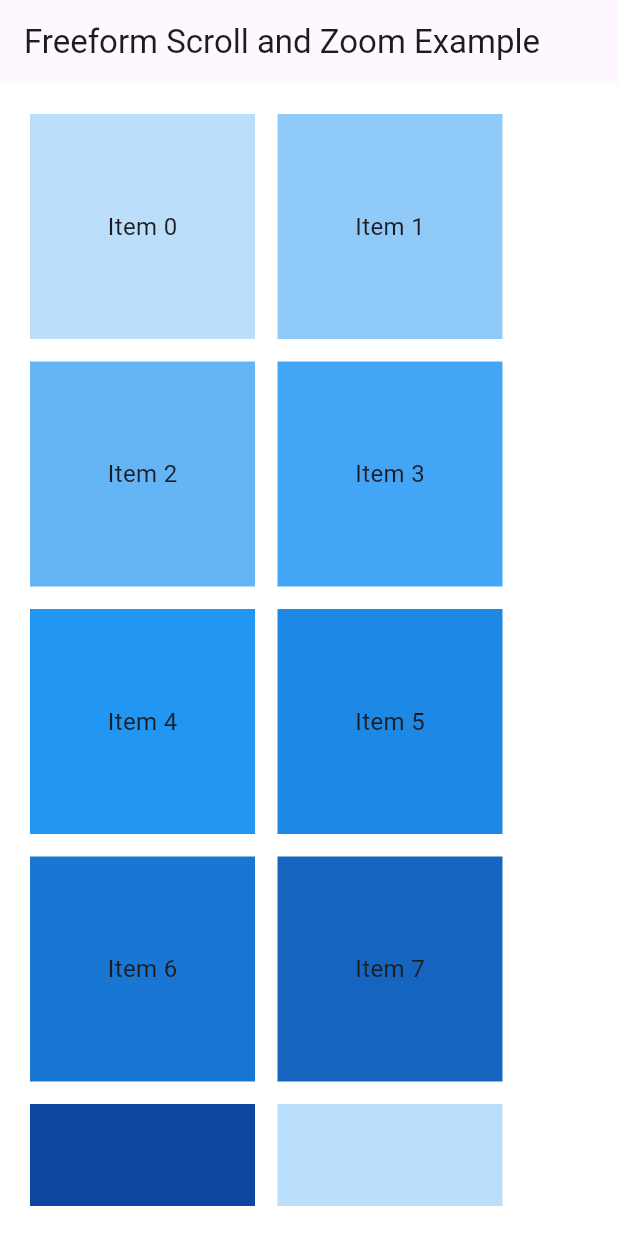
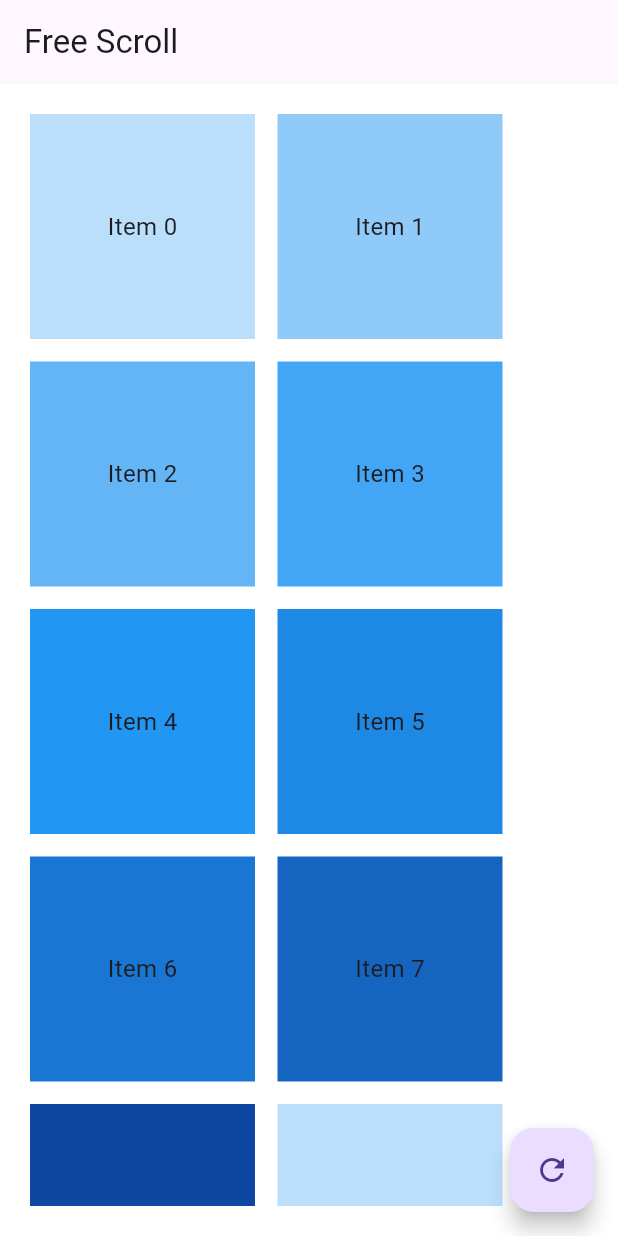
Before and after one commit to fazil-kp/free_scroll, a Flutter app: the screen it shows after launch, on a phone screen of 412 x 824 dp. Run offline on Flutter 3.47's test engine with Material 3 defaults, Android fonts, the phone set to English and light mode, and no system bars.

Commit message:
update 9 files

```diff
--- a/example/lib/main.dart
+++ b/example/lib/main.dart
@@ -1,5 +1,53 @@
 import 'package:flutter/material.dart';
 import 'package:free_scroll/free_scroll.dart';
+
+class FreeScrollScreen extends StatelessWidget {
+  FreeScrollScreen({super.key});
+
+  // Instantiate the FreeScrollManager
+  final FreeScrollManager freeScrollManager = FreeScrollManager();
+
+  @override
+  Widget build(BuildContext context) {
+    return Scaffold(
+      appBar: AppBar(title: const Text("Free Scroll")),
+      body: Stack(
+        children: [
+          FreeScroll(
+            key: freeScrollManager.key,
+            children: [
+              for (int i = 0; i <= 100; i++)
+                Container(
+                  width: 150,
+                  height: 150,
+                  color: Colors.blue[100 * ((i % 9) + 1)],
+                  alignment: Alignment.center,
+                  child: Text('Item $i', style: const TextStyle(fontSize: 16)),
+                )
+            ],
+          ),
+          Positioned(
+            bottom: 16,
+            right: 16,
+            child: FloatingActionButton(
+              onPressed: () {
+                // If you want to reset the view when clicking the button, use this method
+                freeScrollManager.resetView();
+              },
+              child: const Icon(Icons.refresh),
+            ),
+          ),
+        ],
+      ),
+    );
+  }
+}
+
+
+
+
+
+
 
 void main() {
   runApp(const MyApp());
@@ -13,30 +61,7 @@ class MyApp extends StatelessWidget {
     return MaterialApp(
       title: 'Freeform Scroll and Zoom Example',
       theme: ThemeData(primarySwatch: Colors.blue),
-      home: const ExampleScreen(),
+      home: FreeScrollScreen(),
     );
   }
 }
-
-class ExampleScreen extends StatelessWidget {
-  const ExampleScreen({super.key});
-
-  @override
-  Widget build(BuildContext context) {
-    return Scaffold(
-      appBar: AppBar(title: const Text("Freeform Scroll and Zoom Example")),
-      body: FreeScroll(
-        children: [
-          for (int i = 0; i <= 100; i++)
-            Container(
-              width: 150,
-              height: 150,
-              color: Colors.blue[100 * ((i % 9) + 1)],
-              alignment: Alignment.center,
-              child: Text('Item $i', style: const TextStyle(fontSize: 16)),
-            )
-        ],
-      ),
-    );
-  }
-}
--- a/lib/free_scroll.dart
+++ b/lib/free_scroll.dart
@@ -1,13 +1,12 @@
 import 'package:flutter/gestures.dart';
 import 'package:flutter/material.dart';
-import 'package:flutter_hooks/flutter_hooks.dart';
 
 /// A widget that enables freeform scrolling and zooming of widgets within a constrained area.
 ///
 /// The `FreeScroll` widget allows users to zoom in/out and scroll the content freely. The widget
 /// supports pinch-to-zoom gestures as well as pointer scroll events for zooming. It also provides
 /// customizable padding, spacing, and other layout configurations.
-class FreeScroll extends HookWidget {
+class FreeScroll extends StatefulWidget {
   /// The background color of the scrollable area.
   final Color? backgroundColor;
 
@@ -32,7 +31,7 @@ class FreeScroll extends HookWidget {
   /// The spacing between items vertically.
   final double? runSpacing;
 
-  /// pass children to show your screen
+  /// Children widgets to display in the scrollable area.
   final List<Widget> children;
 
   /// Creates a new [FreeScroll] widget.
@@ -50,81 +49,84 @@ class FreeScroll extends HookWidget {
   });
 
   @override
-  Widget build(BuildContext context) {
-    final scale = useState(1.0); // Keeps track of the current scale factor.
-    final offset =
-        useState(Offset.zero); // Keeps track of the current offset (position).
-    final startingFocalPoint =
-        useState(Offset.zero); // The starting point of the scale gesture.
-    final previousOffset =
-        useState(Offset.zero); // The offset before scaling begins.
+  FreeScrollState createState() => FreeScrollState();
+}
+
+class FreeScrollState extends State<FreeScroll> {
+  late double _scale;
+  late Offset _offset;
+  late Offset _startingFocalPoint;
+  late Offset _previousOffset;
+
+  @override
+  void initState() {
+    super.initState();
+    _scale = 1.0;
+    _offset = Offset.zero;
+  }
+
+  void resetView() {
+    setState(() {
+      _scale = 1.0;
+      _offset = Offset.zero;
+    });
+  }
 
   /// Handles the start of the scale gesture.
   void onScaleStart(ScaleStartDetails details) {
-      startingFocalPoint.value = details.focalPoint;
-      previousOffset.value = offset.value;
+    _startingFocalPoint = details.focalPoint;
+    _previousOffset = _offset;
   }
 
   /// Updates the scale and offset as the scale gesture progresses.
   void onScaleUpdate(ScaleUpdateDetails details) {
-      scale.value =
-          (scale.value * details.scale).clamp(minScale ?? 1.0, maxScale ?? 3.0);
-
-      final Offset offsetDelta = details.focalPoint - startingFocalPoint.value;
-      offset.value = previousOffset.value + offsetDelta;
+    setState(() {
+      _scale = (_scale * details.scale).clamp(widget.minScale ?? 1.0, widget.maxScale ?? 3.0);
+      final Offset offsetDelta = details.focalPoint - _startingFocalPoint;
+      _offset = _previousOffset + offsetDelta;
+    });
   }
 
   /// Handles pointer scroll events to zoom in or out.
   void onPointerSignal(PointerSignalEvent event) {
     if (event is PointerScrollEvent) {
-        scale.value = (scale.value + (event.scrollDelta.dy > 0 ? -0.1 : 0.1))
-            .clamp(minScale ?? 1.0, maxScale ?? 3.0);
+      setState(() {
+        _scale = (_scale + (event.scrollDelta.dy > 0 ? -0.1 : 0.1)).clamp(widget.minScale ?? 1.0, widget.maxScale ?? 3.0);
+      });
     }
   }
 
+  @override
+  Widget build(BuildContext context) {
     return Listener(
       onPointerSignal: onPointerSignal, // Listens for pointer scroll events.
       child: GestureDetector(
-        onScaleStart:
-            onScaleStart, // Triggers on the start of the scaling gesture.
+        onScaleStart: onScaleStart, // Triggers on the start of the scaling gesture.
         onScaleUpdate: onScaleUpdate, // Triggers when the scale is updated.
         child: Container(
-          width: width ??
-              double
-                  .infinity, // Use provided width or take the max available width.
-          height: height ??
-              double
-                  .infinity, // Use provided height or take the max available height.
-          color: backgroundColor ??
-              Colors.white, // Background color, defaults to light grey.
+          width: widget.width ?? double.infinity, // Use provided width or take the max available width.
+          height: widget.height ?? double.infinity, // Use provided height or take the max available height.
+          color: widget.backgroundColor ?? Colors.white, // Background color, defaults to white.
           child: Padding(
-            padding: padding ??
-                const EdgeInsets.all(
-                    20.0), // Use provided padding or default to 20.0.
+            padding: widget.padding ?? const EdgeInsets.all(20.0), // Use provided padding or default to 20.0.
             child: ClipRect(
               // Clips the content to avoid overflowing.
               child: Transform(
-                alignment:
-                    Alignment.center, // The center will be used for zooming.
+                alignment: Alignment.center, // The center will be used for zooming.
                 transform: Matrix4.identity()
-                  ..translate(offset.value.dx,
-                      offset.value.dy) // Apply translation (scrolling).
-                  ..scale(scale.value), // Apply scaling (zooming).
+                  ..translate(_offset.dx, _offset.dy) // Apply translation (scrolling).
+                  ..scale(_scale), // Apply scaling (zooming).
                 child: LayoutBuilder(
                   builder: (context, constraints) {
                     return ConstrainedBox(
                       constraints: BoxConstraints(
-                        minWidth: constraints
-                            .maxWidth, // Ensure content fills the available width.
-                        minHeight: constraints
-                            .maxHeight, // Ensure content fills the available height.
+                        minWidth: constraints.maxWidth, // Ensure content fills the available width.
+                        minHeight: constraints.maxHeight, // Ensure content fills the available height.
                       ),
                       child: Wrap(
-                        spacing: spacing ??
-                            15.0, // Horizontal spacing between items.
-                        runSpacing: runSpacing ??
-                            15.0, // Vertical spacing between items.
-                        children: children,
+                        spacing: widget.spacing ?? 15.0, // Horizontal spacing between items.
+                        runSpacing: widget.runSpacing ?? 15.0, // Vertical spacing between items.
+                        children: widget.children,
                       ),
                     );
                   },
@@ -137,3 +139,20 @@ class FreeScroll extends HookWidget {
     );
   }
 }
+
+/// A helper class to manage the `FreeScroll` widget's key and actions.
+class FreeScrollManager {
+  /// A [GlobalKey] that uniquely identifies the `FreeScroll` widget and its state.
+  final GlobalKey<FreeScrollState> _freeScrollKey = GlobalKey<FreeScrollState>();
+
+  /// Getter for the [GlobalKey] to access the `FreeScroll` widget's state.
+  GlobalKey<FreeScrollState> get key => _freeScrollKey;
+
+  /// Resets the view of the `FreeScroll` widget.
+  ///
+  /// This method calls the `resetView` method on the current state of the
+  /// `FreeScroll` widget, resetting its position and zoom level to the default.
+  void resetView() {
+    _freeScrollKey.currentState?.resetView();
+  }
+}
```
Lines whose indentation alone changed are shown as unchanged.
